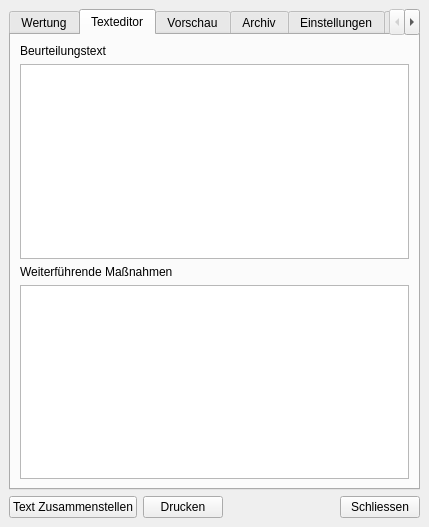
Above: mainwindow.ui from str4el/grading before the change. Below: the same form after it.
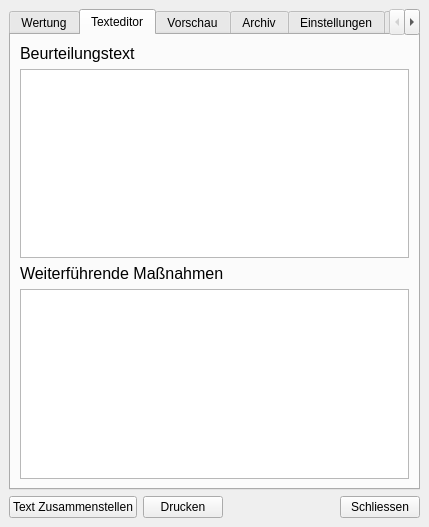
That is the form after the change. The open tabs and pages were chosen to show the change. Custom widgets are drawn as their Qt base class.

Commit message: Kleinere Formataenderungen; Versionsnummer auf 0.7.0 geaendert

```diff
--- a/mainwindow.ui
+++ b/mainwindow.ui
@@ -757,6 +757,11 @@
        <layout class="QVBoxLayout" name="verticalLayout_4">
         <item>
          <widget class="QLabel" name="label26">
+          <property name="font">
+           <font>
+            <pointsize>12</pointsize>
+           </font>
+          </property>
           <property name="text">
            <string>Beurteilungstext</string>
           </property>
@@ -774,6 +779,11 @@
         </item>
         <item>
          <widget class="QLabel" name="label26_2">
+          <property name="font">
+           <font>
+            <pointsize>12</pointsize>
+           </font>
+          </property>
           <property name="text">
            <string>Weiterführende Maßnahmen</string>
           </property>
```
The commit also changes 1 other file.
